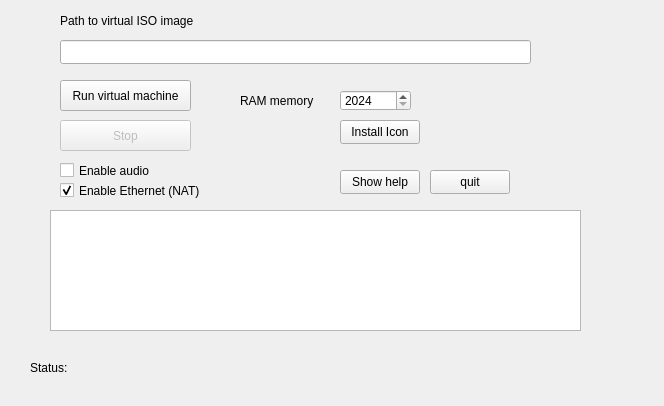
Above: user_interface.ui from caiorss/qemu-launcher-qt before the change. Below: the same form after it.
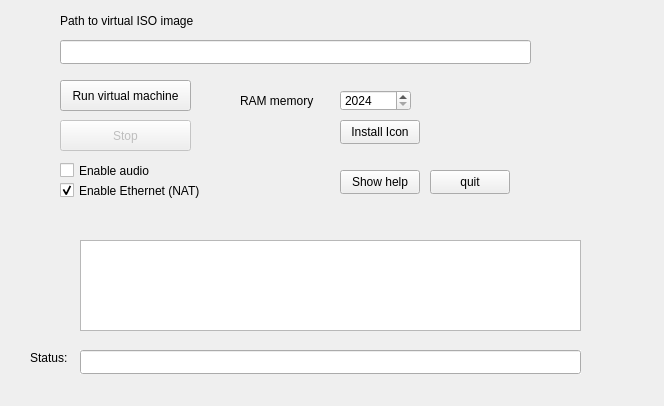
That is the form after the change.

Commit message: Update user interface - add status bar.

```diff
--- a/user_interface.ui
+++ b/user_interface.ui
@@ -104,12 +104,18 @@
    <widget class="QTextEdit" name="display">
     <property name="geometry">
      <rect>
-      <x>50</x>
-      <y>210</y>
-      <width>531</width>
-      <height>121</height>
+      <x>80</x>
+      <y>240</y>
+      <width>501</width>
+      <height>91</height>
      </rect>
     </property>
+    <property name="autoFillBackground">
+     <bool>true</bool>
+    </property>
+    <property name="readOnly">
+     <bool>true</bool>
+    </property>
    </widget>
    <widget class="QPushButton" name="btn_quit_app">
     <property name="geometry">
@@ -176,7 +182,7 @@
     <property name="geometry">
      <rect>
       <x>30</x>
-      <y>360</y>
+      <y>350</y>
       <width>51</width>
       <height>16</height>
      </rect>
@@ -185,22 +191,6 @@
      <string>Status:</string>
     </property>
    </widget>
-   <widget class="QLabel" name="label_status_bar">
-    <property name="geometry">
-     <rect>
-      <x>80</x>
-      <y>360</y>
-      <width>561</width>
-      <height>16</height>
-     </rect>
-    </property>
-    <property name="toolTip">
-     <string>Application status bar.</string>
-    </property>
-    <property name="text">
-     <string/>
-    </property>
-   </widget>
    <widget class="QPushButton" name="btn_icon">
     <property name="geometry">
      <rect>
@@ -214,6 +204,25 @@
      <string>Install Icon</string>
     </property>
    </widget>
+   <widget class="QLineEdit" name="label_status_bar">
+    <property name="enabled">
+     <bool>true</bool>
+    </property>
+    <property name="geometry">
+     <rect>
+      <x>80</x>
+      <y>350</y>
+      <width>501</width>
+      <height>24</height>
+     </rect>
+    </property>
+    <property name="autoFillBackground">
+     <bool>true</bool>
+    </property>
+    <property name="readOnly">
+     <bool>true</bool>
+    </property>
+   </widget>
   </widget>
   <widget class="QMenuBar" name="menuBar">
    <property name="geometry">
```
